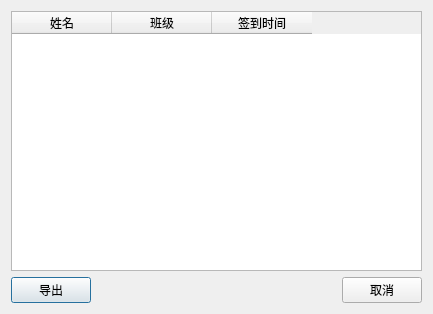
First picture: the form in code/sign_indata.ui, repository HeJayce/Face_Recognition, before the edit.
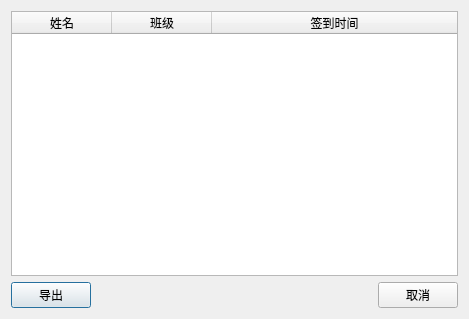
Second picture: the form after the edit.

```diff
--- a/code/sign_indata.ui
+++ b/code/sign_indata.ui
@@ -6,8 +6,8 @@
    <rect>
     <x>0</x>
     <y>0</y>
-    <width>433</width>
-    <height>314</height>
+    <width>469</width>
+    <height>319</height>
    </rect>
   </property>
   <property name="windowTitle">
@@ -16,6 +16,12 @@
   <layout class="QVBoxLayout" name="verticalLayout">
    <item>
     <widget class="QTableWidget" name="tableWidget">
+     <attribute name="horizontalHeaderCascadingSectionResizes">
+      <bool>false</bool>
+     </attribute>
+     <attribute name="horizontalHeaderStretchLastSection">
+      <bool>true</bool>
+     </attribute>
      <column>
       <property name="text">
        <string>姓名</string>
@@ -30,6 +36,9 @@
       <property name="text">
        <string>签到时间</string>
       </property>
+      <property name="textAlignment">
+       <set>AlignCenter</set>
+      </property>
      </column>
     </widget>
    </item>
```
